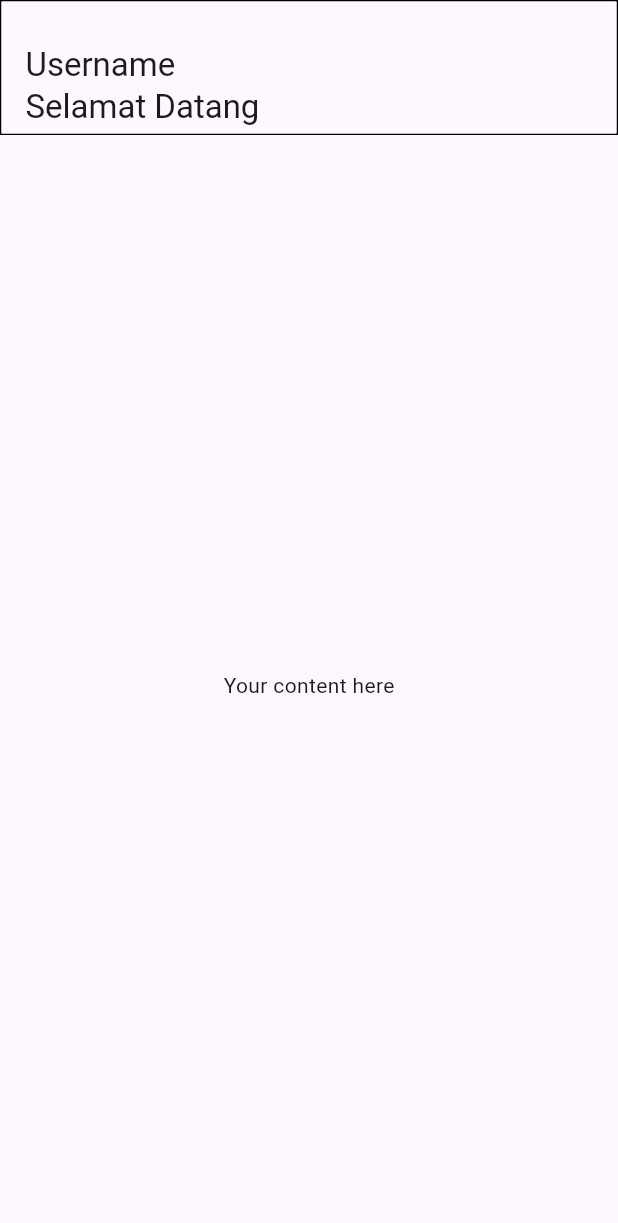
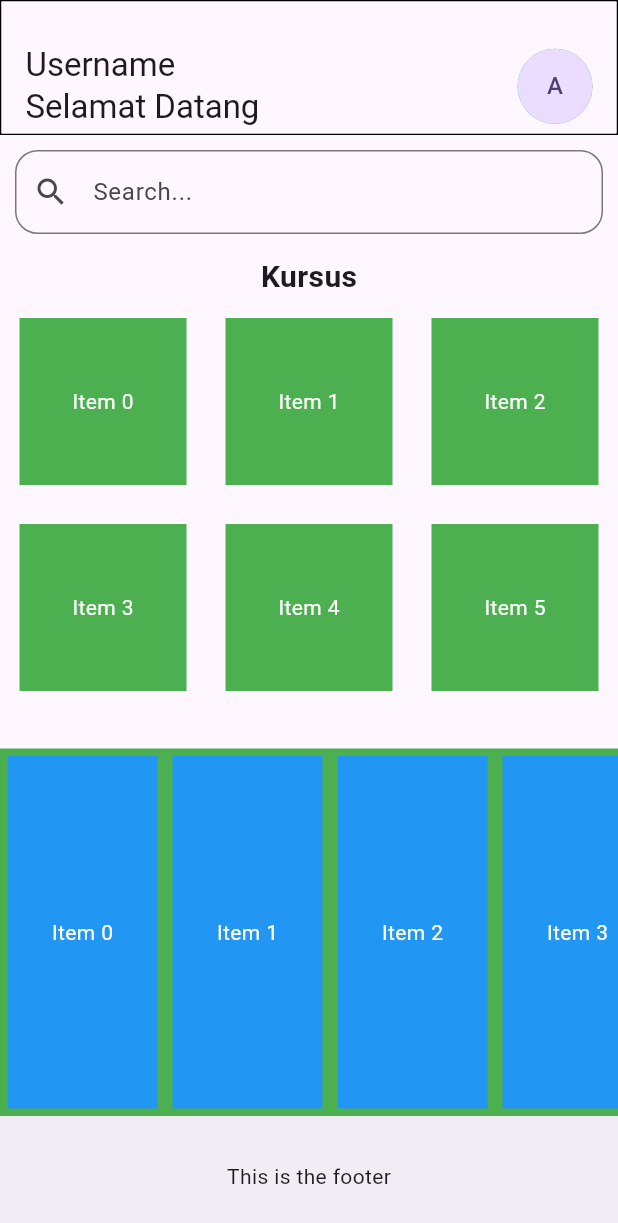
Before and after one commit to radhofan/digiTube, a Flutter app: the screen it shows after launch, on a phone screen of 412 x 824 dp. Shown: the top 1223 px of the screen. Run offline on Flutter 3.47's test engine with Material 3 defaults, Android fonts, the light colour scheme and no system bars.

Commit message:
main page

```diff
--- a/lib/main.dart
+++ b/lib/main.dart
@@ -27,21 +27,118 @@ class MyApp extends StatelessWidget {
               toolbarHeight: 100.0,
               title: Padding(
                 padding: const EdgeInsets.only(top: 25.0),
-                child: Column(
-                  crossAxisAlignment: CrossAxisAlignment.start,
+                child: Row(
                   children: [
-                    Text('Username'),
-                    Text('Selamat Datang'),
+                    Column(
+                      crossAxisAlignment: CrossAxisAlignment.start,
+                      children: [
+                        Text('Username'),
+                        Text('Selamat Datang'),
+                      ],
+                    ),
+                    Spacer(),
+                    Column(
+                      crossAxisAlignment: CrossAxisAlignment.end,
+                      children: [
+                        Container(
+                          width: 50,
+                          height: 50,
+                          decoration: BoxDecoration(
+                            shape: BoxShape.circle,
+                            color: Colors.blue,
+                          ),
+                          child: CircleAvatar(
+                            child: Text(
+                                'A'), // You can put any child inside the CircleAvatar
+                          ),
+                        ),
+                      ],
+                    ),
                   ],
                 ),
               ),
             ),
           ),
         ),
-        body: Container(
-          // Your main content goes here
-          child: Center(
-            child: Text('Your content here'),
+        body: Column(
+          children: [
+            Container(
+              height: 80,
+              child: Padding(
+                padding: const EdgeInsets.all(10.0),
+                child: TextField(
+                  decoration: InputDecoration(
+                    hintText: 'Search...',
+                    prefixIcon: Icon(Icons.search),
+                    border: OutlineInputBorder(
+                      borderRadius: BorderRadius.circular(15.0),
+                    ),
+                  ),
+                ),
+              ),
+            ),
+            Container(
+              child: Text(
+                'Kursus',
+                style: TextStyle(fontSize: 20, fontWeight: FontWeight.bold),
+              ),
+            ),
+            Container(
+              height: 300,
+              child: GridView.builder(
+                gridDelegate: SliverGridDelegateWithFixedCrossAxisCount(
+                  crossAxisCount: 3, // Number of columns in the grid
+                ),
+                itemCount: 6, // Number of items in the grid
+                itemBuilder: (BuildContext context, int index) {
+                  // Builder function for each grid item
+                  return Padding(
+                    padding: const EdgeInsets.all(8.0),
+                    child: Container(
+                      margin: EdgeInsets.all(5),
+                      color: Colors.green,
+                      child: Center(
+                        child: Text(
+                          'Item $index',
+                          style: TextStyle(color: Colors.white),
+                        ),
+                      ),
+                    ),
+                  );
+                },
+              ),
+            ),
+            Flexible(
+              child: Container(
+                color: Colors.green,
+                child: ListView(
+                  scrollDirection:
+                      Axis.horizontal, // Make the ListView scroll horizontally
+                  children: List.generate(6, (index) {
+                    // Generate 6 Container widgets with different colors as items
+                    return Container(
+                      width: 100, // Set the width of each item
+                      margin: EdgeInsets.all(5),
+                      color: Colors.blue, // Change the color as needed
+                      child: Center(
+                        child: Text(
+                          'Item $index',
+                          style: TextStyle(color: Colors.white),
+                        ),
+                      ),
+                    );
+                  }),
+                ),
+              ),
+            ),
+          ],
+        ),
+        bottomNavigationBar: BottomAppBar(
+          child: Container(
+            height: 50,
+            child: const Center(
+              child: Text('This is the footer'),
+            ),
           ),
         ),
       ),
```
